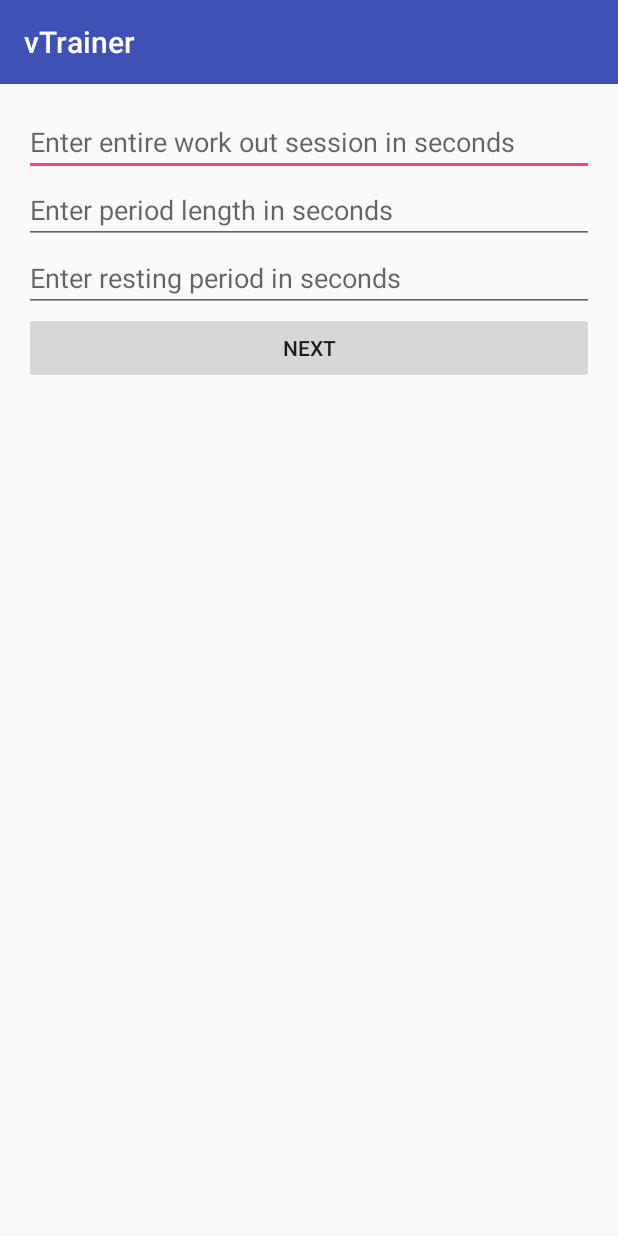
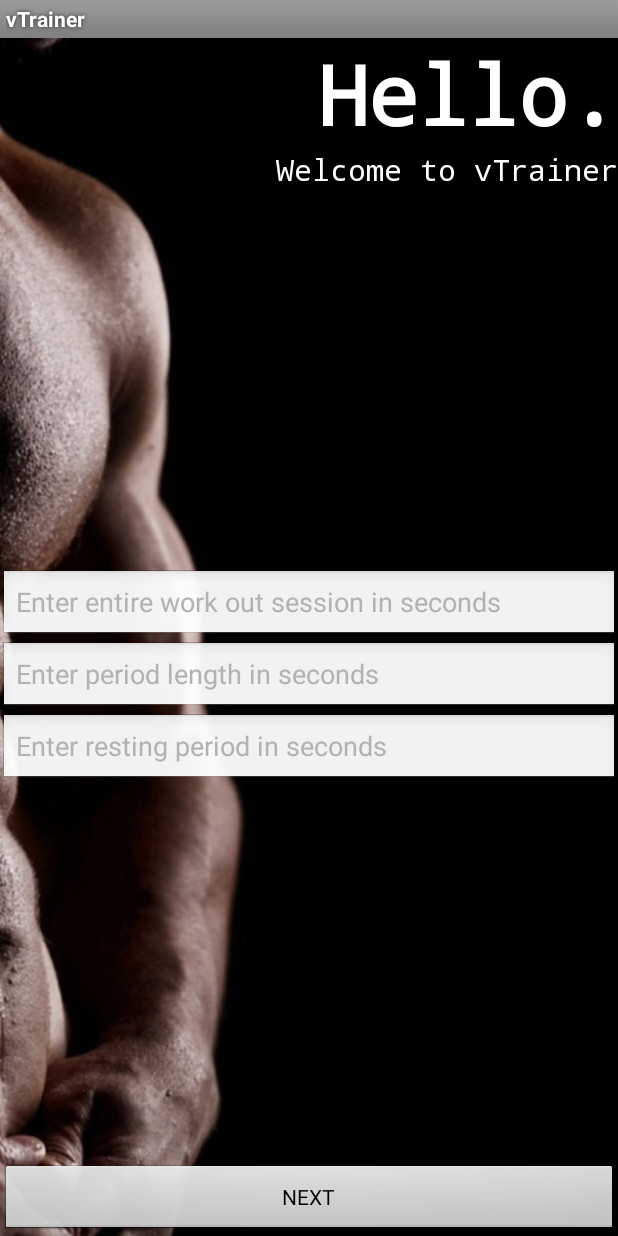
Before and after one commit to Tanagent/vTrainer, an Android app: the screen it shows after launch (MainActivity), on a phone screen of 412 x 824 dp. Run offline under Robolectric (Android 15) with nearby library versions, the phone set to English and light mode, and no system bars.

Commit message:
made the theme darker

```diff
--- a/app/src/main/AndroidManifest.xml
+++ b/app/src/main/AndroidManifest.xml
@@ -9,7 +9,7 @@
         android:icon="@mipmap/ic_launcher"
         android:label="@string/app_name"
         android:supportsRtl="true"
-        android:theme="@style/AppTheme">
+        android:theme="@android:style/Theme.Black">
         <activity android:name=".MainActivity">
             <intent-filter>
                 <action android:name="android.intent.action.MAIN" />
--- a/app/src/main/java/com/tanagent/brian/vtrainer/CardViewActivity.java
+++ b/app/src/main/java/com/tanagent/brian/vtrainer/CardViewActivity.java
@@ -1,5 +1,6 @@
 package com.tanagent.brian.vtrainer;
 
+import android.app.Activity;
 import android.content.Intent;
 import android.os.Bundle;
 import android.support.v7.app.AppCompatActivity;
@@ -17,7 +18,7 @@ import java.util.List;
  * Created by Brian on 2/19/17.
  */
 
-public class CardViewActivity extends AppCompatActivity {
+public class CardViewActivity extends Activity {
 
     private RecyclerView mRecyclerView;
     private RecyclerView.Adapter mAdapter;
--- a/app/src/main/java/com/tanagent/brian/vtrainer/MainActivity.java
+++ b/app/src/main/java/com/tanagent/brian/vtrainer/MainActivity.java
@@ -1,5 +1,6 @@
 package com.tanagent.brian.vtrainer;
 
+import android.app.Activity;
 import android.content.Intent;
 import android.os.CountDownTimer;
 import android.support.v7.app.AppCompatActivity;
@@ -11,7 +12,7 @@ import android.widget.EditText;
 import android.widget.TextView;
 import android.widget.Toast;
 
-public class MainActivity extends AppCompatActivity {
+public class MainActivity extends Activity {
 
     private EditText editText;
     private EditText editPeriod;
--- a/app/src/main/java/com/tanagent/brian/vtrainer/TrainingActivity.java
+++ b/app/src/main/java/com/tanagent/brian/vtrainer/TrainingActivity.java
@@ -1,5 +1,6 @@
 package com.tanagent.brian.vtrainer;
 
+import android.app.Activity;
 import android.os.Bundle;
 import android.os.CountDownTimer;
 import android.support.annotation.Nullable;
@@ -18,7 +19,7 @@ import java.util.Random;
  * Created by Brian on 2/19/17.
  */
 
-public class TrainingActivity extends AppCompatActivity {
+public class TrainingActivity extends Activity {
     private TextView timerText;
     private TextView exerciseText;
     private ImageView imageView;
@@ -112,6 +113,7 @@ public class TrainingActivity extends AppCompatActivity {
                 }
 
                 timerText.setText(getIntent().getStringExtra("timer"));
+                imageView.setImageResource(R.drawable.rest);
             }
         });
 
--- a/app/src/main/res/layout/activity_main.xml
+++ b/app/src/main/res/layout/activity_main.xml
@@ -1,19 +1,60 @@
 <?xml version="1.0" encoding="utf-8"?>
-<LinearLayout xmlns:android="http://schemas.android.com/apk/res/android"
-    xmlns:tools="http://schemas.android.com/tools"
+<FrameLayout xmlns:android="http://schemas.android.com/apk/res/android"
+    android:layout_width="match_parent"
+    android:layout_height="match_parent">
+
+    <ImageView
         android:layout_width="match_parent"
         android:layout_height="match_parent"
+        android:scaleType="centerCrop"
+        android:src="@drawable/background_img"/>
+
+    <LinearLayout
+        android:layout_width="match_parent"
+        android:layout_height="match_parent"
+        android:orientation="vertical">
+
+        <LinearLayout
+            android:id="@+id/text"
+            android:layout_width="match_parent"
+            android:layout_height="wrap_content"
             android:orientation="vertical"
-    android:paddingBottom="@dimen/activity_vertical_margin"
-    android:paddingLeft="@dimen/activity_horizontal_margin"
-    android:paddingRight="@dimen/activity_horizontal_margin"
-    android:paddingTop="@dimen/activity_vertical_margin"
-    tools:context="com.tanagent.brian.vtrainer.MainActivity">
+            android:gravity="right"
+            android:layout_weight="1">
+
+            <TextView
+                android:id="@+id/hello_text"
+                android:layout_width="wrap_content"
+                android:layout_height="wrap_content"
+                android:text="Hello."
+                android:textColor="#ffffff"
+                android:textSize="55sp"
+                android:textStyle="bold"
+                android:fontFamily="monospace"/>
+
+            <TextView
+                android:id="@+id/welcome_text"
+                android:layout_width="wrap_content"
+                android:layout_height="wrap_content"
+                android:text="Welcome to vTrainer"
+                android:textColor="#ffffff"
+                android:textSize="20sp"
+                android:fontFamily="monospace"/>
+
+        </LinearLayout>
+
+        <LinearLayout
+            android:id="@+id/edit_text"
+            android:layout_width="match_parent"
+            android:layout_height="wrap_content"
+            android:orientation="vertical"
+            android:layout_weight="1">
 
             <EditText
                 android:id="@+id/edit_seconds"
                 android:layout_width="match_parent"
                 android:layout_height="wrap_content"
+                android:textColorHint="#b2b2b2"
                 android:hint="Enter entire work out session in seconds"
                 android:ems="10"
                 android:inputType="numberSigned"/>
@@ -22,6 +63,7 @@
                 android:id="@+id/edit_period"
                 android:layout_width="match_parent"
                 android:layout_height="wrap_content"
+                android:textColorHint="#b2b2b2"
                 android:hint="Enter period length in seconds"
                 android:ems="10"
                 android:inputType="numberSigned"/>
@@ -30,13 +72,18 @@
                 android:id="@+id/edit_rest"
                 android:layout_width="match_parent"
                 android:layout_height="wrap_content"
+                android:textColorHint="#b2b2b2"
                 android:hint="Enter resting period in seconds"
                 android:ems="10"
                 android:inputType="numberSigned"/>
+        </LinearLayout>
 
         <Button
             android:id="@+id/next_btn"
             android:layout_width="match_parent"
             android:layout_height="wrap_content"
-        android:text="NEXT"/>
+            android:text="NEXT"
+            android:layout_weight="0"/>
+
     </LinearLayout>
+</FrameLayout>
--- a/app/src/main/res/layout/cardview_row.xml
+++ b/app/src/main/res/layout/cardview_row.xml
@@ -3,6 +3,7 @@
     xmlns:card_view="http://schemas.android.com/apk/res-auto"
     android:layout_width="match_parent"
     android:layout_height="wrap_content"
+    card_view:cardBackgroundColor="@color/cardview_dark_background"
     android:orientation="horizontal"
     card_view:cardCornerRadius="5dp"
 
@@ -26,8 +27,8 @@
             android:layout_height="wrap_content"
             android:layout_toRightOf="@+id/image_card"
             android:text="name"
-            android:textColor="@android:color/black"
-            android:textSize="18sp"
+            android:textColor="@android:color/white"
+            android:textSize="20sp"
             android:layout_centerVertical="true"
             android:layout_alignParentRight="true"
             android:layout_alignParentEnd="true" />
@@ -40,7 +41,6 @@
             android:layout_centerVertical="true"
             />
 
-
     </RelativeLayout>
 
 </android.support.v7.widget.CardView>
--- a/app/src/main/res/layout/training_session.xml
+++ b/app/src/main/res/layout/training_session.xml
@@ -1,6 +1,7 @@
 <?xml version="1.0" encoding="utf-8"?>
 <LinearLayout xmlns:android="http://schemas.android.com/apk/res/android"
     android:orientation="vertical"
+    android:background="#666666"
     android:layout_width="match_parent"
     android:layout_height="match_parent">
 
@@ -15,6 +16,8 @@
             android:id="@+id/seconds_text"
             android:layout_width="match_parent"
             android:layout_height="wrap_content"
+            android:textColor="#ffffff"
+            android:textStyle="bold"
             android:text="SECONDS"
             android:gravity="center"
             android:textSize="32dp"/>
@@ -23,6 +26,8 @@
             android:id="@+id/exercise_text"
             android:layout_width="match_parent"
             android:layout_height="wrap_content"
+            android:textColor="#ffffff"
+            android:textStyle="bold"
             android:text="EXERCISE"
             android:gravity="center"
             android:textSize="32dp"/>
--- a/app/src/main/res/values/styles.xml
+++ b/app/src/main/res/values/styles.xml
@@ -1,7 +1,8 @@
 <resources>
 
     <!-- Base application theme. -->
-    <style name="AppTheme" parent="Theme.AppCompat.Light.DarkActionBar">
+    <!-- Originally Theme.AppCompat.Light.DarkActionBar -->
+    <style name="AppTheme" parent="@android:style/Theme.Black">
         <!-- Customize your theme here. -->
         <item name="colorPrimary">@color/colorPrimary</item>
         <item name="colorPrimaryDark">@color/colorPrimaryDark</item>
```
Also changed, not shown: app/src/main/res/drawable/background_img.jpg (added). Lines whose indentation alone changed are shown as unchanged.
